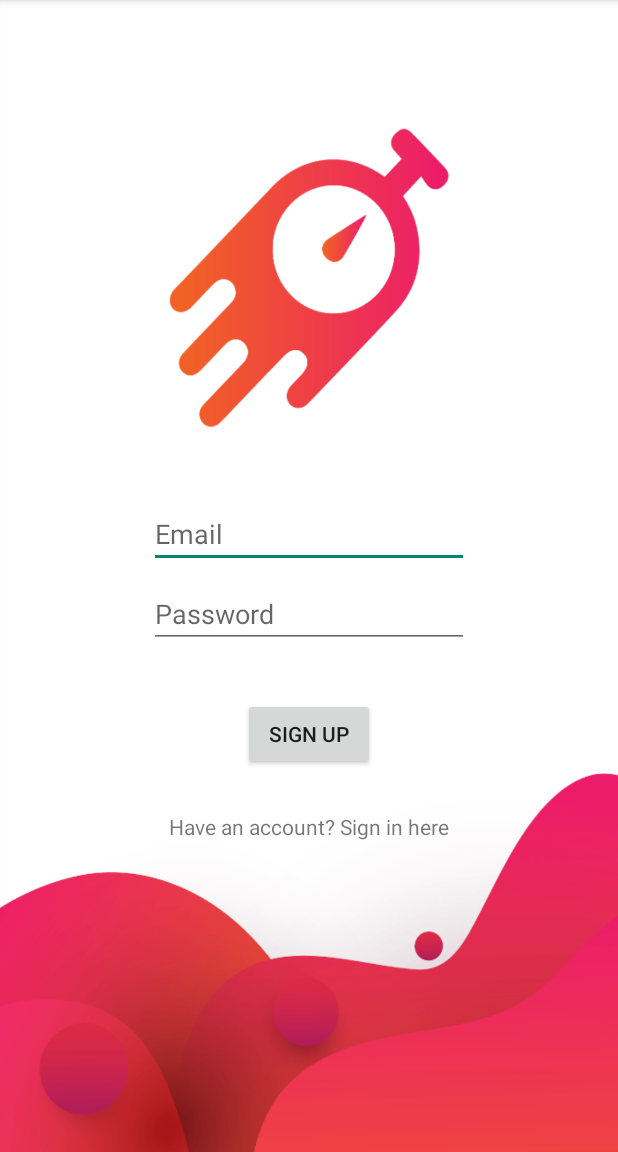
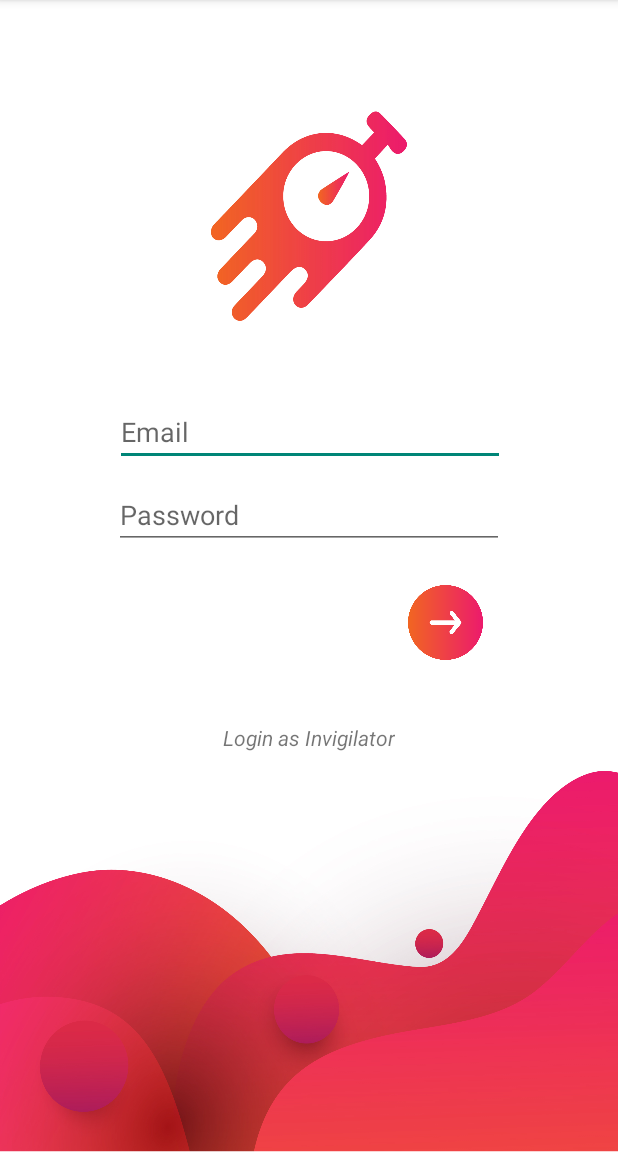
Before and after one commit to kynang98/TimesUp_ver1, an Android app: the screen it shows after launch (MainActivity), on a phone screen of 412 x 824 dp, the part 84-1236 px from its top. Run offline under Robolectric (Android 15) with nearby library versions, the phone set to English and light mode, and no system bars; our stand-ins replace Firebase (no records; nobody signed in at launch, a user with empty details on screens opened directly).

Commit message:
finished login UI

```diff
--- a/app/src/main/res/layout/activity_login.xml
+++ b/app/src/main/res/layout/activity_login.xml
@@ -5,7 +5,7 @@
     android:layout_width="match_parent"
     android:layout_height="match_parent"
     tools:context=".LoginActivity"
-    android:background="@drawable/LoginBackground">
+    android:background="@drawable/InviLoginBackground">
 
     <EditText
         android:id="@+id/login_email"
@@ -47,13 +47,14 @@
         android:layout_marginStart="175dp"
         android:layout_marginEnd="177dp"
         android:layout_marginBottom="90dp"
-        android:text="@string/dont_have_an_account_sign_up_here"
+        android:text="@string/login_as_student"
+        android:textStyle="italic"
         app:layout_constraintBottom_toBottomOf="parent"
         app:layout_constraintEnd_toEndOf="parent"
         app:layout_constraintHorizontal_bias="0.497"
         app:layout_constraintStart_toStartOf="parent"
         app:layout_constraintTop_toBottomOf="@+id/login_signin"
-        app:layout_constraintVertical_bias="0.161" />
+        app:layout_constraintVertical_bias="0.19" />
 
     <Button
         android:id="@+id/login_signin"
@@ -63,7 +64,7 @@
         android:layout_marginStart="180dp"
         android:layout_marginTop="24dp"
         android:layout_marginEnd="90dp"
-        android:background="@drawable/go"
+        android:background="@drawable/InviGo"
         app:layout_constraintEnd_toEndOf="parent"
         app:layout_constraintHorizontal_bias="1.0"
         app:layout_constraintStart_toStartOf="parent"
--- a/app/src/main/res/layout/activity_main.xml
+++ b/app/src/main/res/layout/activity_main.xml
@@ -5,28 +5,33 @@
     android:layout_width="match_parent"
     android:layout_height="match_parent"
     tools:context=".MainActivity"
-    android:background="@drawable/loginbg">
+    android:background="@drawable/LoginBackground">
 
     <EditText
         android:id="@+id/signup_email"
-        android:layout_width="wrap_content"
-        android:layout_height="wrap_content"
+        android:layout_width="260dp"
+        android:layout_height="43dp"
+        android:layout_marginStart="98dp"
         android:layout_marginTop="200dp"
+        android:layout_marginEnd="98dp"
         android:layout_marginBottom="368dp"
         android:ems="10"
         android:hint="@string/email"
         android:inputType="textEmailAddress"
         app:layout_constraintBottom_toBottomOf="parent"
         app:layout_constraintEnd_toEndOf="parent"
+        app:layout_constraintHorizontal_bias="0.496"
         app:layout_constraintStart_toStartOf="parent"
         app:layout_constraintTop_toTopOf="parent"
-        app:layout_constraintVertical_bias="0.864" />
+        app:layout_constraintVertical_bias="0.43" />
 
     <EditText
         android:id="@+id/signup_pw"
-        android:layout_width="wrap_content"
-        android:layout_height="wrap_content"
-        android:layout_marginTop="8dp"
+        android:layout_width="260dp"
+        android:layout_height="43dp"
+        android:layout_marginStart="98dp"
+        android:layout_marginTop="12dp"
+        android:layout_marginEnd="98dp"
         android:ems="10"
         android:hint="@string/password"
         android:inputType="textPassword"
@@ -39,7 +44,8 @@
         android:layout_width="wrap_content"
         android:layout_height="wrap_content"
         android:layout_marginBottom="90dp"
-        android:text="@string/have_an_account_sign_in_here"
+        android:text="@string/login_as_invigilator"
+        android:textStyle="italic"
         app:layout_constraintBottom_toBottomOf="parent"
         app:layout_constraintEnd_toEndOf="parent"
         app:layout_constraintStart_toStartOf="parent"
@@ -48,11 +54,15 @@
 
     <Button
         android:id="@+id/signup_signup"
-        android:layout_width="wrap_content"
-        android:layout_height="wrap_content"
-        android:layout_marginTop="33dp"
-        android:text="@string/sign_up"
+        style="@style/Widget.AppCompat.Button.Borderless"
+        android:layout_width="50dp"
+        android:layout_height="50dp"
+        android:layout_marginStart="180dp"
+        android:layout_marginTop="24dp"
+        android:layout_marginEnd="90dp"
+        android:background="@drawable/go"
         app:layout_constraintEnd_toEndOf="parent"
+        app:layout_constraintHorizontal_bias="1.0"
         app:layout_constraintStart_toStartOf="parent"
         app:layout_constraintTop_toBottomOf="@+id/signup_pw" />
 </androidx.constraintlayout.widget.ConstraintLayout>
--- a/app/src/main/res/values/strings.xml
+++ b/app/src/main/res/values/strings.xml
@@ -23,4 +23,6 @@
     <string name="title_activity_invigilator__setup__exam">Invigilator_Setup_Exam</string>
     <string name="title_activity_invigilator__view__result">Invigilator_View_Result</string>
     <string name="logout">Logout</string>
+    <string name="login_as_invigilator">Login as Invigilator</string>
+    <string name="login_as_student">Login as Student</string>
 </resources>
```
Also changed, not shown: app/src/main/res/drawable/InviGo.png (added), app/src/main/res/drawable/InviLoginBackground.jpg (added).
